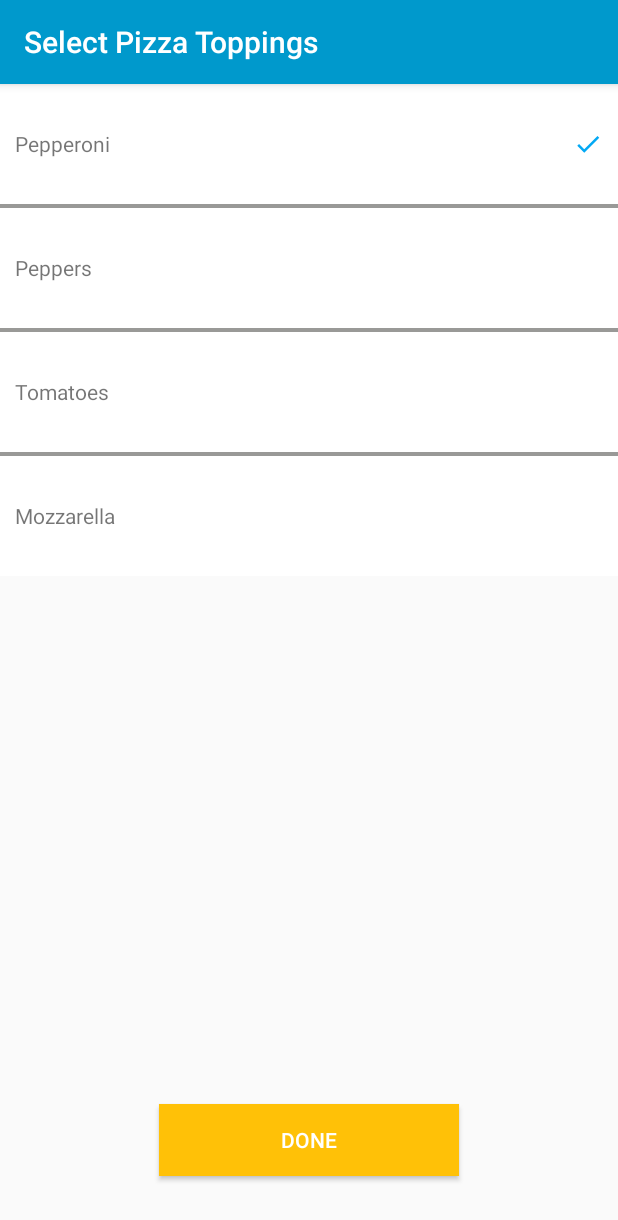
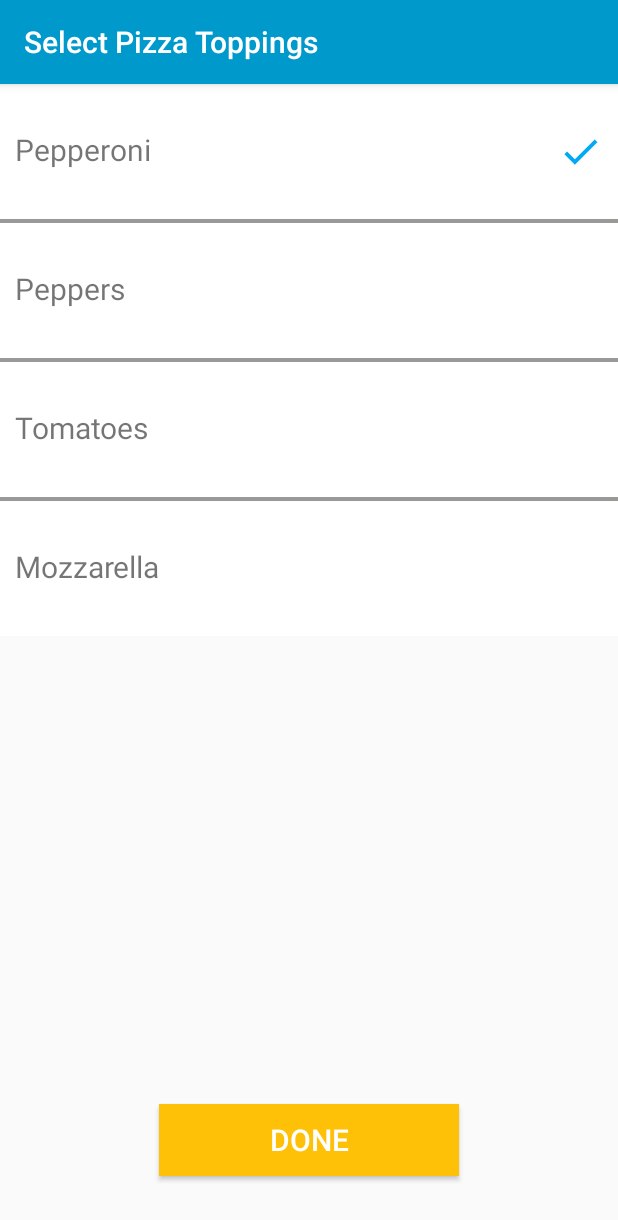
Before and after one commit to kkhevna/NYC-Pizza, an Android app: the ToppingsListActivity screen opened directly, with no data from a screen before it, after a tap on "Pepperoni", on a phone screen of 412 x 824 dp. Shown: the top 1220 px of the screen. Run offline under Robolectric (Android 15) with nearby library versions, the phone set to English and light mode, and no system bars; our stand-ins replace ButterKnife.

Commit message:
Increased font size

```diff
--- /dev/null
+++ b/app/src/main/java/com/khevna/kpizza/ToppingArrayAdapter.kt
@@ -0,0 +1,97 @@
+package com.khevna.kpizza
+
+import android.annotation.SuppressLint
+import android.content.Context
+import android.util.Log
+import android.view.LayoutInflater
+import android.view.View
+import android.view.ViewGroup
+import android.widget.ArrayAdapter
+import android.widget.CheckBox
+import android.widget.CompoundButton
+import android.widget.ImageButton
+import android.widget.ImageView
+import android.widget.TextView
+
+import java.util.ArrayList
+
+class ToppingsArrayAdapter(internal var context: Context, resource: Int, internal var objects: ArrayList<Toppings>) : ArrayAdapter<Toppings>(context, resource) {
+
+    override fun getViewTypeCount(): Int {
+        return super.getViewTypeCount()
+    }
+
+    override fun getCount(): Int {
+        return objects.size
+    }
+
+    @SuppressLint("InflateParams")
+    override fun getView(position: Int, convertView: View?, parent: ViewGroup): View {
+        var convertView = convertView
+
+        if (convertView == null) {
+            Log.i("ToppingsArrayAdapter", "ConvertView inflated")
+            convertView = LayoutInflater.from(context).inflate(R.layout.toppings_listview_item, null, false)
+        }
+
+        Log.i("ToppingsArrayAdapter", "Setting of values")
+
+        val data = objects[position]
+        val viewHolder = ViewHolder()
+
+        viewHolder.textView = convertView!!.findViewById(R.id.toppingName)
+        viewHolder.checkBox = convertView.findViewById(R.id.toppingCheck)
+
+        viewHolder.textView!!.text = data.getToppings()
+
+
+        convertView.setOnClickListener { v ->
+            if (data.isChecked) {
+                data.setChecked(false)
+                viewHolder.checkBox?.setImageResource(R.drawable.baseline_uncheck)
+                v.configureViewAccessibility()
+                        .setCustomAction(R.string.talkback_custom_action_select)
+                        .apply()
+                v.announceForAccessibility(context.getString(R.string.talkback_custom_topping_unselected, viewHolder.textView?.text))
+            } else {
+                data.setChecked(true)
+                viewHolder.checkBox?.setImageResource(R.drawable.ic_baseline_check_24px)
+                v.configureViewAccessibility()
+                        .setCustomAction(R.string.talkback_custom_action_unselect)
+                        .apply()
+                v.announceForAccessibility(context.getString(R.string.talkback_custom_topping_selected, viewHolder.textView?.text))
+
+            }
+        }
+
+        convertView.configureViewAccessibility()
+                .setCustomAction(if (data.isChecked) R.string.talkback_custom_action_unselect else R.string.talkback_custom_action_select)
+                .apply()
+
+        return convertView
+    }
+
+
+    private inner class ViewHolder {
+
+        internal var textView: TextView? = null
+        internal var checkBox: ImageView? = null
+    }
+
+    fun getObjects(): ArrayList<Toppings> {
+        return objects
+    }
+
+    fun setObjects(objects: ArrayList<Toppings>) {
+        this.objects = objects
+        notifyDataSetChanged()
+    }
+
+    override fun getItemId(position: Int): Long {
+        return super.getItemId(position)
+    }
+
+    interface Listener {
+        fun onCheckedChanged(position: Int)
+    }
+}
--- a/app/src/main/java/com/khevna/kpizza/ToppingsArrayAdapter.java
+++ /dev/null
@@ -1,99 +0,0 @@
-package com.khevna.kpizza;
-
-import android.annotation.SuppressLint;
-import android.content.Context;
-import android.support.annotation.NonNull;
-import android.util.Log;
-import android.view.LayoutInflater;
-import android.view.View;
-import android.view.ViewGroup;
-import android.widget.ArrayAdapter;
-import android.widget.CheckBox;
-import android.widget.CompoundButton;
-import android.widget.ImageView;
-import android.widget.TextView;
-
-import java.util.ArrayList;
-
-public class ToppingsArrayAdapter extends ArrayAdapter<Toppings> {
-
-    ArrayList<Toppings> objects;
-    Listener listener;
-    Context context;
-
-    public ToppingsArrayAdapter(Context context, int resource, ArrayList<Toppings> objects) {
-        super(context, resource);
-        this.context = context;
-        this.objects = objects;
-    }
-
-    @Override public int getViewTypeCount() {
-        return super.getViewTypeCount();
-    }
-
-    @Override public int getCount() {
-        return objects.size();
-    }
-
-    @SuppressLint("InflateParams")
-    @Override
-    public View getView(int position, View convertView, @NonNull ViewGroup parent) {
-
-        if (convertView == null){
-            Log.i("ExampleAdapter","ConvertView inflated");
-            convertView = LayoutInflater.from(context).inflate(R.layout.toppings_listview_item, null, false);
-        }
-
-        Log.i("ExampleAdapter","Setting of values");
-
-        final Toppings data = objects.get(position);
-        final ViewHolder viewHolder = new ViewHolder();
-
-        viewHolder.textView =  convertView.findViewById(R.id.toppingName);
-        viewHolder.checkBox =  convertView.findViewById(R.id.toppingCheck);
-
-        viewHolder.textView.setText(data.getToppings());
-
-        convertView.setOnClickListener(new View.OnClickListener() {
-            @Override
-            public void onClick(View v) {
-                if (data.isChecked) {
-                    data.setChecked(false);
-                    viewHolder.checkBox.setImageResource(R.drawable.baseline_uncheck);
-                } else {
-                    data.setChecked(true);
-                    viewHolder.checkBox.setImageResource(R.drawable.ic_baseline_check_24px);
-                }
-            }
-        });
-
-        return convertView;
-    }
-
-    public void setListener(Listener listener) {
-        this.listener = listener;
-    }
-
-    private class ViewHolder {
-
-        TextView textView;
-        ImageView checkBox;
-    }
-
-    public ArrayList<Toppings> getObjects() {
-        return objects;
-    }
-
-    public void setObjects(ArrayList<Toppings> objects) {
-        this.objects = objects;
-        notifyDataSetChanged();
-    }
-
-    @Override public long getItemId(int position) {
-        return super.getItemId(position);
-    }
-
-    public interface Listener {
-        void onCheckedChanged(int position);
-    }
-}
--- a/app/src/main/res/layout/activity_main.xml
+++ b/app/src/main/res/layout/activity_main.xml
@@ -18,12 +18,13 @@
         android:layout_height="70dp"
         android:textStyle=""
         android:layout_below="@id/pizzaImage"
-        android:layout_marginLeft="100dp"
         android:layout_marginTop="52dp"
         android:background="@color/yellow"
+        android:layout_centerInParent="true"
         android:gravity="center"
         android:textColor="#ffffff"
         android:padding="20dp"
+        android:textSize="20sp"
         android:text="Create your own Pizza">
 
     </Button>
--- a/app/src/main/res/layout/customize_main_screen_list_item.xml
+++ b/app/src/main/res/layout/customize_main_screen_list_item.xml
@@ -11,6 +11,7 @@
         android:id="@+id/sizeTextView"
         android:layout_width="wrap_content"
         android:layout_height="wrap_content"
+        android:textSize="18sp"
         android:text="Size" />
 
     <TextView
@@ -19,6 +20,7 @@
         android:layout_height="wrap_content"
         android:layout_alignParentRight="true"
         android:layout_marginLeft="250dp"
+        android:textSize="18sp"
         android:layout_toRightOf="@id/sizeTextView"
         android:text="Large" />
 
--- a/app/src/main/res/layout/toppings_list.xml
+++ b/app/src/main/res/layout/toppings_list.xml
@@ -16,10 +16,11 @@
         android:layout_width="200dp"
         android:layout_height="wrap_content"
         android:background="@color/yellow"
-        android:text="Done"
+        android:text="@string/done"
         android:layout_alignParentBottom="true"
         android:layout_marginBottom="40dp"
         android:layout_centerInParent="true"
+        android:textSize="20sp"
         android:textColor="#ffffff" />
 
 </RelativeLayout>
--- a/app/src/main/res/layout/toppings_listview_item.xml
+++ b/app/src/main/res/layout/toppings_listview_item.xml
@@ -13,6 +13,7 @@
         android:id="@+id/toppingName"
         android:layout_width="wrap_content"
         android:layout_height="wrap_content"
+        android:textSize="20sp"
         android:text="Name" />
 
     <View
@@ -22,8 +23,8 @@
 
     <android.support.v7.widget.AppCompatImageView
         android:id="@+id/toppingCheck"
-        android:layout_width="20dp"
-        android:layout_height="20dp"
+        android:layout_width="30dp"
+        android:layout_height="30dp"
         android:background="@color/white"
         android:gravity="right"
         app:srcCompat="@drawable/baseline_uncheck"/>
--- a/app/src/main/res/values/strings.xml
+++ b/app/src/main/res/values/strings.xml
@@ -3,4 +3,23 @@
     <string name="talkback_button_check">isButton</string>
     <string name="talkback_custom_action">customAction</string>
     <string name="talkback_custom_action_place_order">place order</string>
+    <string name="back">back</string>
+    <string name="talkback_custom_action_go_to_previous_screen">go to previous screen</string>
+    <string name="talkback_custom_action_add_or_change_toppings">add or change toppings</string>
+    <string name="talkback_custom_action_change_size">change size</string>
+    <string name="talkback_custom_action_change_sauce">change sauce</string>
+    <string name="talkback_custom_action_order">order</string>
+    <string name="talkback_custom_action_review_order">review order</string>
+    <string name="talkback_custom_action_exit_and_place_order">exit and place order</string>
+    <string name="talkback_custom_action_select">select</string>
+    <string name="talkback_custom_action_unselect">un select</string>
+    <string name="talkback_custom_topping_selected">%s selected</string>
+    <string name="talkback_custom_topping_unselected">%s unselected</string>
+    <string name="size">Size</string>
+    <string name="large">Large</string>
+    <string name="sauce">Sauce</string>
+    <string name="toppings">Toppings</string>
+    <string name="review_order">Review Order</string>
+    <string name="quantity">Quantity</string>
+    <string name="done">Done</string>
 </resources>
```
Also changed, not shown: app/src/main/java/com/khevna/kpizza/ToppingsArrayAdapterPart2.java (added, +118 -0 lines), app/src/main/res/layout/customize_main_screen.xml (+16 -9 lines), app/src/main/res/layout/review_order.xml (+23 -13 lines).
